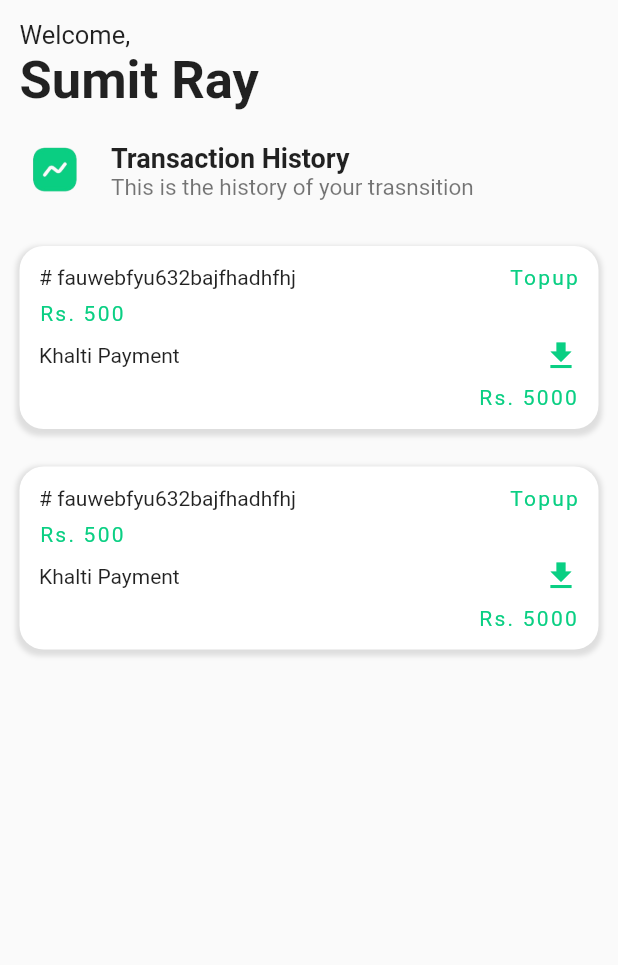
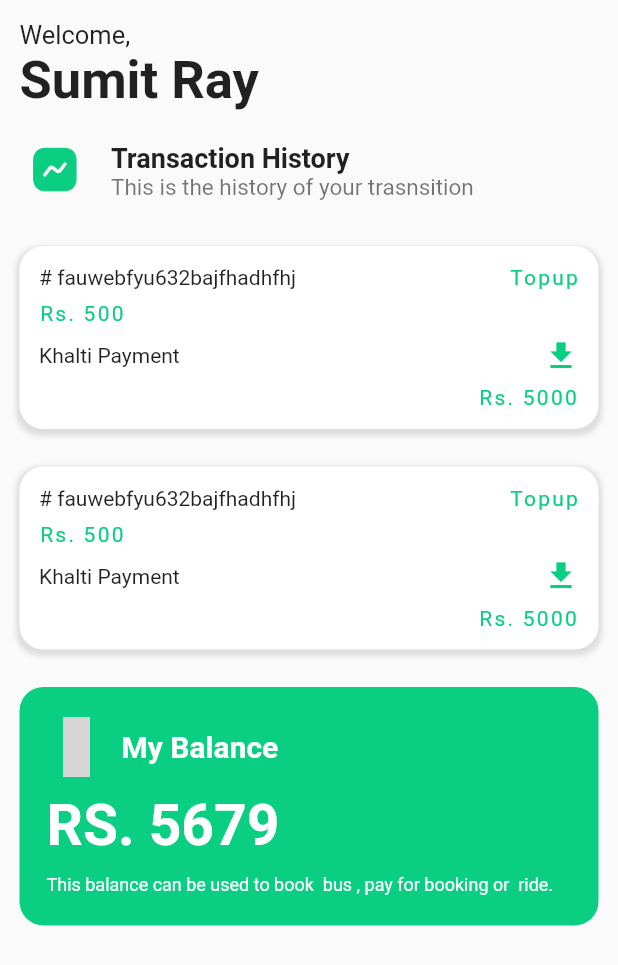
Before and after one commit to samirkhanalofficial/Sajilo-Yatayat-Flutter-Bus-Ticket-Booking-With-Fare-Management, a Flutter app: the WalletPage screen opened directly, on a phone screen of 412 x 824 dp. Shown: the top 965 px of the screen. Run offline on Flutter 3.47's test engine with Material 3 defaults, Android fonts, the phone set to English and light mode, and no system bars; our stand-ins replace firebase_auth, firebase_core, get, google_fonts, iconsax, lottie and 3 more; accounts and stored records are empty; generated files the repository leaves out were written again; grey boxes are pictures that could not be loaded.

Commit message:
few more component added

```diff
--- a/lib/ui/pages/bus/avilable_bus_page.dart
+++ b/lib/ui/pages/bus/avilable_bus_page.dart
@@ -1,6 +1,6 @@
 import 'package:flutter/material.dart';
 import 'package:lottie/lottie.dart';
-import 'package:tryapp/ui/widgets/global/bus/bus_Details__Card.dart';
+import 'package:tryapp/ui/widgets/global/bus/bus_details__card.dart';
 
 class AvilableBusPage extends StatelessWidget {
   const AvilableBusPage({super.key});
--- a/lib/ui/pages/registration/user/user_home.dart
+++ b/lib/ui/pages/registration/user/user_home.dart
@@ -1,7 +1,6 @@
 import 'package:flutter/material.dart';
 import 'package:iconsax/iconsax.dart';
 import 'package:tryapp/ui/pages/bus/avilable_bus_page.dart';
-import 'package:tryapp/ui/pages/registration/user/search_bus.dart';
 import 'package:tryapp/ui/pages/registration/user/user_booking_details_page.dart';
 import 'package:tryapp/ui/pages/registration/user/user_profile.dart';
 import 'package:tryapp/ui/pages/wallet/wallet_page.dart';
--- a/lib/ui/pages/wallet/fare_sent.dart
+++ b/lib/ui/pages/wallet/fare_sent.dart
@@ -1,5 +1,5 @@
 import 'package:flutter/material.dart';
-import 'package:tryapp/ui/widgets/global/payment/fare_sent_card.dart';
+import 'package:tryapp/ui/widgets/global/wallet/fare_sent_card.dart';
 
 class FareSentPage extends StatelessWidget {
   const FareSentPage({super.key});
--- a/lib/ui/pages/wallet/wallet_page.dart
+++ b/lib/ui/pages/wallet/wallet_page.dart
@@ -1,5 +1,6 @@
 import 'package:flutter/material.dart';
-import 'package:tryapp/ui/widgets/global/payment/wallet_transaction_card.dart';
+import 'package:tryapp/ui/widgets/global/wallet/my_balance_card.dart';
+import 'package:tryapp/ui/widgets/global/wallet/wallet_transaction_card.dart';
 
 class WalletPage extends StatelessWidget {
   const WalletPage({super.key});
@@ -46,7 +47,11 @@ class WalletPage extends StatelessWidget {
           const SizedBox(
             height: 25,
           ),
-          const WalletTransactionCard()
+          const WalletTransactionCard(),
+          const SizedBox(
+            height: 25,
+          ),
+          const MyBalanceCard()
         ],
       ),
     ));
--- /dev/null
+++ b/lib/ui/widgets/global/wallet/my_balance_card.dart
@@ -0,0 +1,63 @@
+import 'package:flutter/material.dart';
+import 'package:iconsax/iconsax.dart';
+
+class MyBalanceCard extends StatelessWidget {
+  const MyBalanceCard({super.key});
+
+  @override
+  Widget build(BuildContext context) {
+    return Container(
+      padding: const EdgeInsets.symmetric(horizontal: 18, vertical: 20),
+      decoration: BoxDecoration(
+        borderRadius: BorderRadius.circular(16),
+        color: Theme.of(context).primaryColor,
+      ),
+      child: const Column(
+        crossAxisAlignment: CrossAxisAlignment.start,
+        children: [
+          Row(
+            children: [
+              Icon(
+                Iconsax.wallet_3,
+                color: Colors.white,
+                size: 40,
+              ),
+              SizedBox(
+                width: 10,
+              ),
+              Text(
+                'My Balance',
+                style: TextStyle(
+                  color: Colors.white,
+                  fontWeight: FontWeight.bold,
+                  fontSize: 20,
+                ),
+              )
+            ],
+          ),
+          SizedBox(
+            height: 10,
+          ),
+          Text(
+            'RS. 5679',
+            style: TextStyle(
+              color: Colors.white,
+              fontWeight: FontWeight.bold,
+              fontSize: 38,
+            ),
+          ),
+          SizedBox(
+            height: 10,
+          ),
+          Text(
+            'This balance can be used to book  bus , pay for booking or  ride.',
+            style: TextStyle(
+              color: Colors.white,
+              fontSize: 12,
+            ),
+          )
+        ],
+      ),
+    );
+  }
+}
```
Also changed, not shown: lib/ui/widgets/global/four_group_input.dart (added, +39 -0 lines), lib/ui/widgets/global/wallet/fare_sent_card.dart (renamed from lib/ui/widgets/global/payment/fare_sent_card.dart), lib/ui/widgets/global/wallet/wallet_transaction_card.dart (renamed from lib/ui/widgets/global/payment/wallet_transaction_card.dart).
